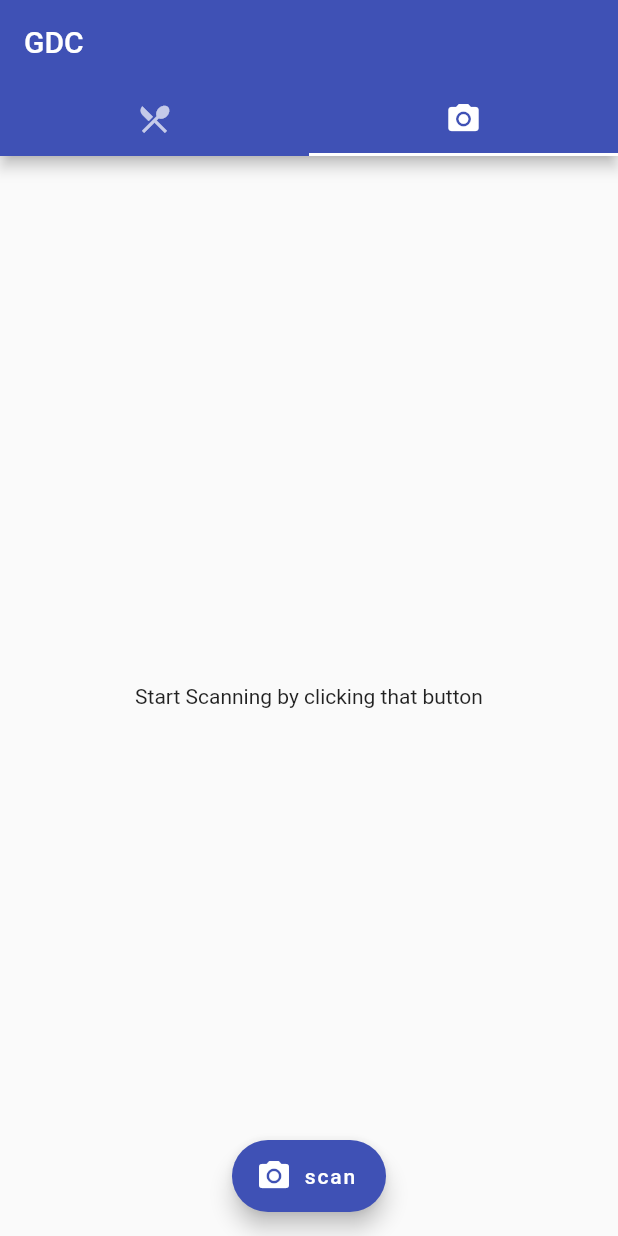
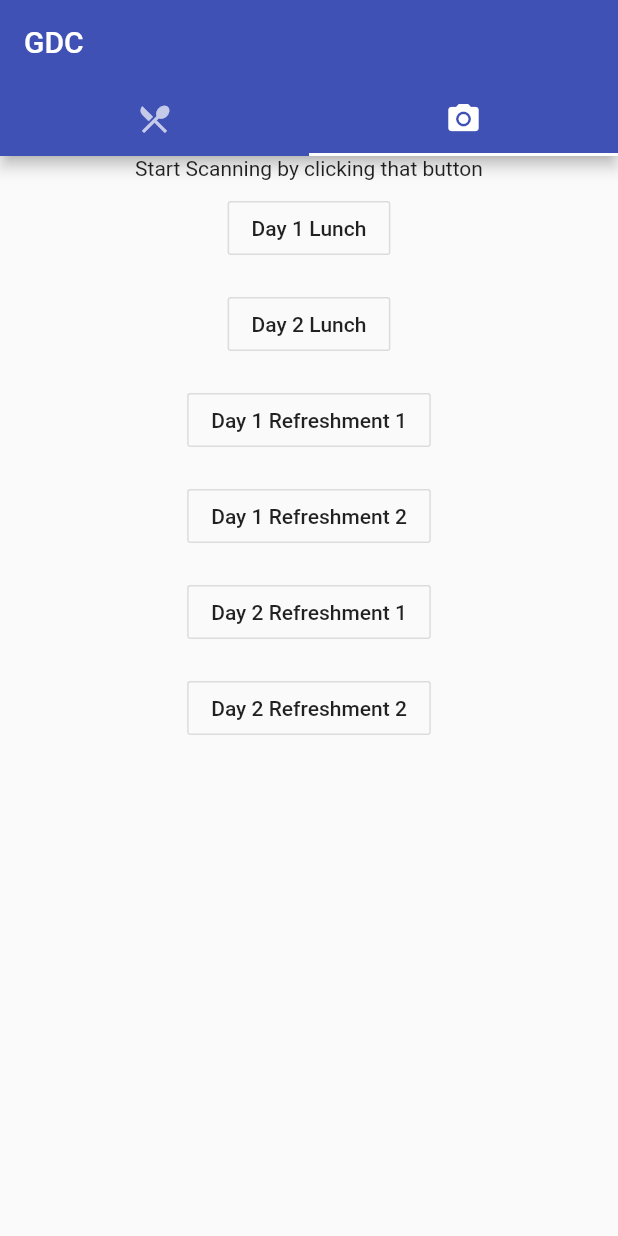
Before and after one commit to RatakondalaArun/Food-Management-client-app, a Flutter app: the screen it shows after launch, tab 2 chosen, on a phone screen of 412 x 824 dp. Run offline on Flutter 3.47's test engine with Material 2 defaults, Android fonts, the phone set to English and light mode, and no system bars; missing offline and left inert: barcode_scan.

Commit message:
added -sending data to database -updated qr_reader page

```diff
--- a/lib/pages/details.dart
+++ b/lib/pages/details.dart
@@ -27,7 +27,7 @@ class _DetailsRenderState extends State<DetailsRender> {
 
   Future _getData() async {
     try {
-      var url = DataBaseConstants.DATABASE_URL;
+      var url = DataBaseConstants.DATABASE_GET_URL;
       http.Response response = await http.get(
           url); //socketException may occur if user changes from wifi to mobile data while http request is ongoing
       var data = jsonDecode(response.body);
--- a/lib/pages/qr_reader.dart
+++ b/lib/pages/qr_reader.dart
@@ -1,6 +1,10 @@
+import 'dart:io';
+
 import 'package:barcode_scan/barcode_scan.dart';
 import 'package:flutter/material.dart';
 import 'package:flutter/services.dart';
+import 'package:sqldemo/constants/constants.dart';
+import 'package:http/http.dart' as http;
 
 class QR extends StatelessWidget {
   @override
@@ -15,42 +19,105 @@ class Reader extends StatefulWidget {
 }
 
 class _ReaderState extends State<Reader> {
-  String _scanResult = "Start Scanning by clicking that button";
+  String _scanResultId = "Start Scanning by clicking that button";
   @override
   Widget build(BuildContext context) {
+    //render page
     return Scaffold(
       body: Container(
-        child: Center(child: Text(_scanResult)),
+        child: Center(
+            child: Column(
+          children: <Widget>[
+            Text(_scanResultId),
+            _modes(),
+          ],
+        )),
       ),
-      floatingActionButton: FloatingActionButton.extended(
-        icon: Icon(Icons.camera_alt),
-        label: Text('scan'),
-        onPressed: () => _scanQr(),
-      ),
-      floatingActionButtonLocation: FloatingActionButtonLocation.centerFloat,
     );
   }
 
-  Future _scanQr() async {
+  Widget _modes() {
+    //render buttons
+    return Column(
+      children: <Widget>[
+        _customButton(title: 'Day 1 Lunch', mode: ProcessConstants.LUNCH_DAY_1),
+        _customButton(title: 'Day 2 Lunch', mode: ProcessConstants.LUNCH_DAY_2),
+        _customButton(
+            title: 'Day 1 Refreshment 1', mode: ProcessConstants.REF_1_DAY_1),
+        _customButton(
+            title: 'Day 1 Refreshment 2', mode: ProcessConstants.REF_1_DAY_2),
+        _customButton(
+            title: 'Day 2 Refreshment 1', mode: ProcessConstants.REF_2_DAY_1),
+        _customButton(
+            title: 'Day 2 Refreshment 2', mode: ProcessConstants.REF_2_DAY_2),
+      ],
+    );
+  }
+
+  Future _scanQr({String mode}) async {
+    //scan qr when user clicks on it
     try {
       String result = await BarcodeScanner.scan();
       setState(() {
-        this._scanResult = result;
+        this._scanResultId = result;
       });
     } on PlatformException catch (e) {
       if (e.code == BarcodeScanner.CameraAccessDenied) {
         setState(() {
-          this._scanResult = 'Please enable camera permission';
+          this._scanResultId = 'Please enable camera permission';
         });
       } else {
         setState(() {
-          _scanResult = 'unknown $e';
+          _scanResultId = 'unknown $e';
         });
       }
     } on FormatException {
       setState(() {
-        _scanResult = 'Scanning Cancelled';
+        _scanResultId = 'Scanning Cancelled';
       });
     }
+    _sendData(uid: this._scanResultId, mode: mode);
+  }
+
+  _sendData({String uid, String mode}) async {
+    //send data uid and mode to server
+    Map<String, dynamic> data = {
+      'id': uid.toString(),
+      'mode': mode.toString(),
+    };
+    print('sending data ${data.toString()}');
+    try {
+      var url = DataBaseConstants.DATABASE_PROCESS_URL;
+      http.Response response = await http.post(url, body: data);
+      print('response code = ${response.statusCode}');
+      if (response.statusCode == 200) {
+        print(response.body);
+        return response.body;
+      } else {
+        print('unable to send data! responsecode = ${response.statusCode}');
+      }
+    } on FormatException {
+      //todo:user dialag
+      print('formatexception in qr_reader.dart in _sendingdata function');
+    } on SocketException {
+      print('Socket Exception');
+      //socketException may occur if user changes
+      // from wifi to mobile data while http request is ongoing
+    }
+  }
+
+  //----------------------------------------UI-REUSABLES-----------------------------
+  //customButton for scanning codes
+  Widget _customButton({
+    String title,
+    String mode,
+  }) {
+    return Padding(
+      padding: const EdgeInsets.all(8.0),
+      child: OutlineButton(
+        child: Text(title),
+        onPressed: () => _scanQr(mode: mode),
+      ),
+    );
   }
 }
```
